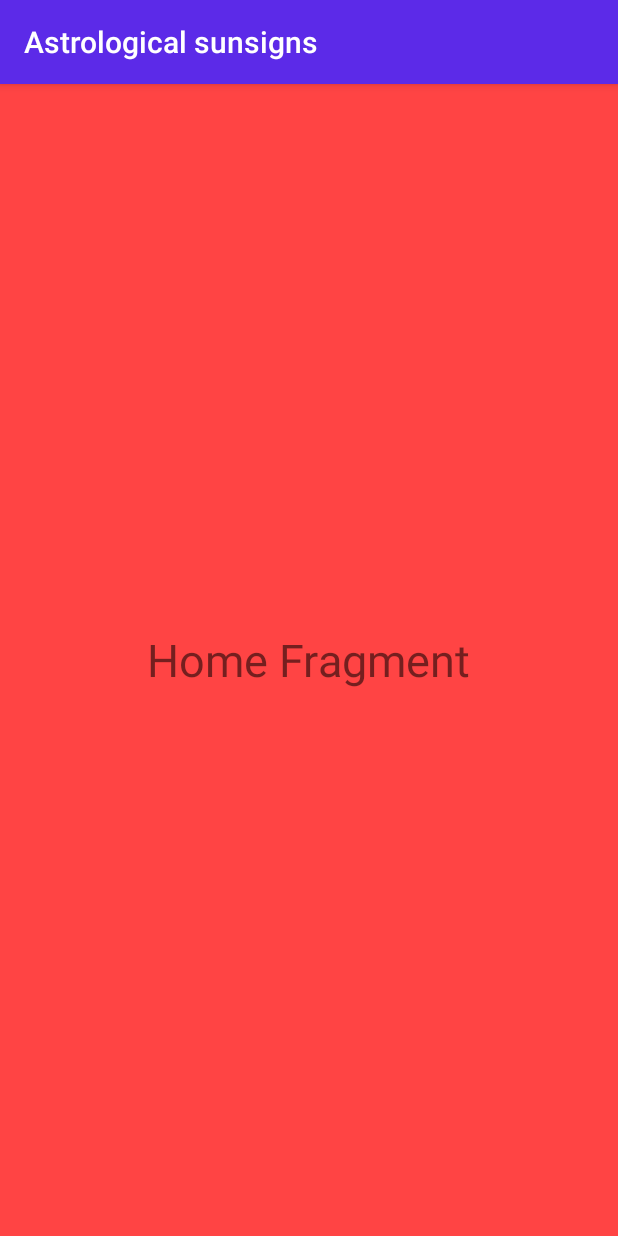
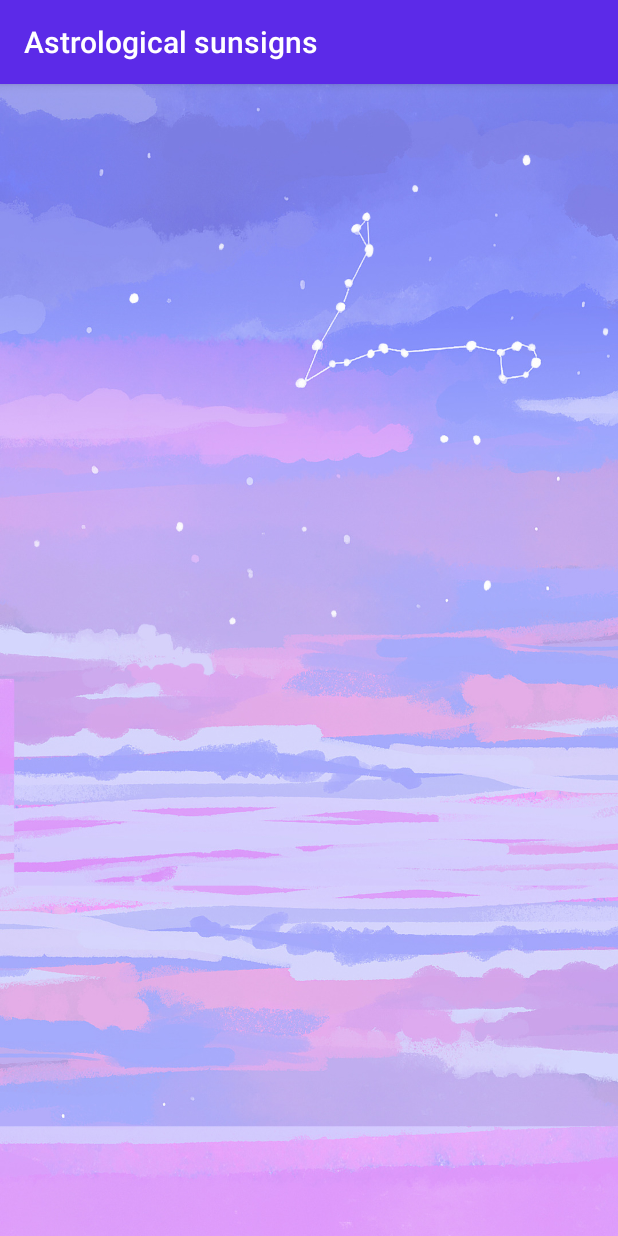
Before and after one commit to Doucina/tartiflette2.0, an Android app: the fragment HomeFragment shown on its own in the app's theme, on a phone screen of 412 x 824 dp. Run offline under Robolectric (Android 15) with nearby library versions, the phone set to English and light mode, and no system bars.

Commit message:
Fragment

```diff
--- a/app/src/main/res/layout/fragment_home.xml
+++ b/app/src/main/res/layout/fragment_home.xml
@@ -2,12 +2,7 @@
 <RelativeLayout xmlns:android="http://schemas.android.com/apk/res/android"
     android:layout_width="match_parent"
     android:layout_height="match_parent"
-    android:background="@android:color/holo_red_light">
+    xmlns:tools="http://schemas.android.com/tools"
+    android:background="@drawable/zodi">
 
-    <TextView
-        android:layout_width="wrap_content"
-        android:layout_height="wrap_content"
-        android:text="Home Fragment"
-        android:textSize="30sp"
-        android:layout_centerInParent="true" />
 </RelativeLayout>
```
Also changed, not shown: app/src/main/java/com/example/tartiflette/MainActivity.java (+27 -8 lines), app/src/main/res/layout/activity_main.xml (+1 -10 lines), app/src/main/res/layout/fragment_cake.xml (+1 -7 lines), app/src/main/res/layout/fragment_favorites.xml (+1 -7 lines), app/src/main/res/menu/bottom_navigation.xml (+6 -6 lines), 1 other file.
